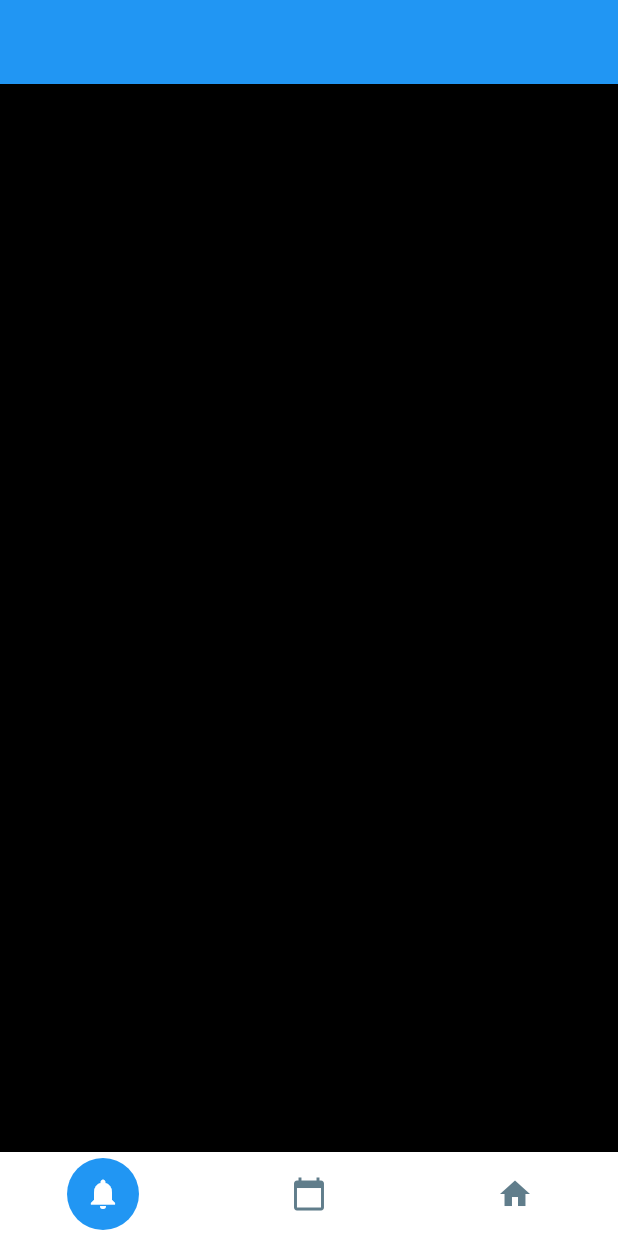
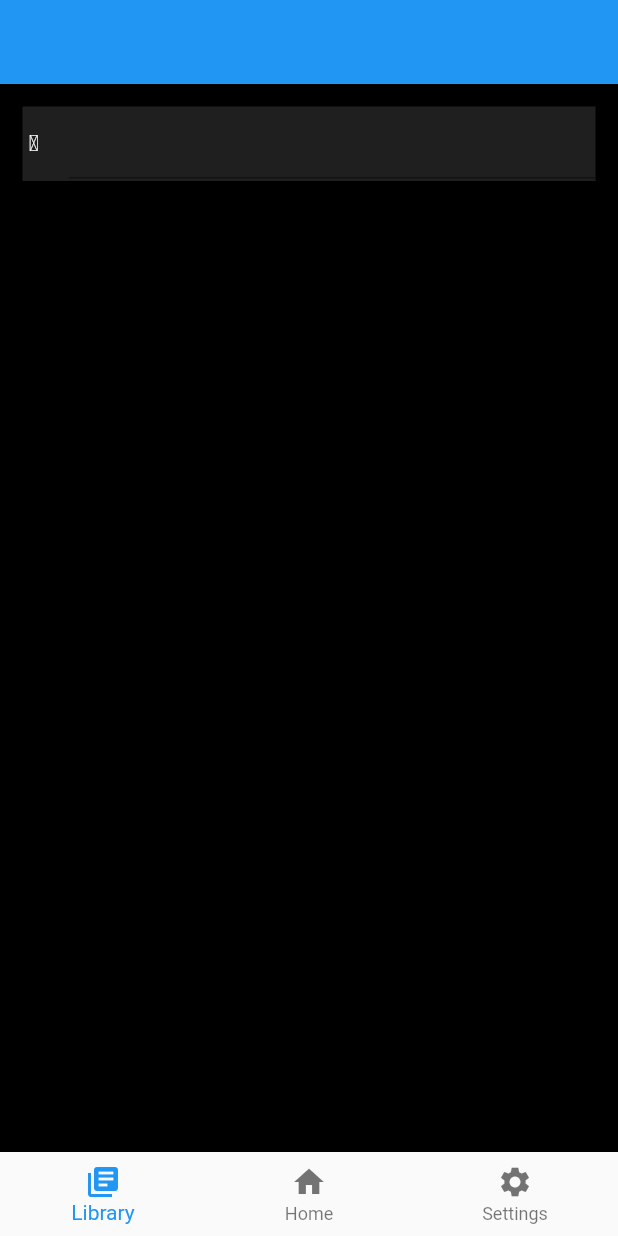
Before and after one commit to souranild/onevid, a Flutter app: the screen it shows after launch, on a phone screen of 412 x 824 dp. Run offline on Flutter 3.47's test engine with Material 2 defaults, Android fonts, the light colour scheme and no system bars; drawn by our look-alikes of flutter_snake_navigationbar.

Commit message:
changed bottom navigation bar (removed the snakeNavigation bar)

```diff
--- a/lib/const.dart
+++ b/lib/const.dart
@@ -3,3 +3,33 @@ import 'package:flutter/material.dart';
 const bgcolor = Color(0xFF000000);
 const fgcolor = Colors.teal;
 const mgcolor = Color(0xFF292929);
+const iconColor = Color(0xFF607d8b);
+
+class NavBar {
+  const NavBar(this.title, this.icon, this.color);
+  final String title;
+  final IconData icon;
+  final MaterialColor color;
+}
+
+const List<NavBar> navBarIcons = <NavBar>[
+  NavBar('Library', Icons.library_books, Colors.teal),
+  NavBar('Home', Icons.home, Colors.cyan),
+  NavBar('Settings', Icons.settings, Colors.orange),
+];
+
+BottomNavigationBar buildNavBar() {
+  return BottomNavigationBar(
+    // onTap: (int index) {
+    //   setState(() {
+    //     _currentIndex = index;
+    //   });
+    // },
+    items: navBarIcons.map((NavBar navBar) {
+      return BottomNavigationBarItem(
+          icon: Icon(navBar.icon),
+          backgroundColor: navBar.color,
+          title: Text(navBar.title));
+    }).toList(),
+  );
+}
--- a/lib/screens/home.dart
+++ b/lib/screens/home.dart
@@ -1,5 +1,6 @@
 import 'package:flutter/material.dart';
 import 'package:flutter_snake_navigationbar/flutter_snake_navigationbar.dart';
+import 'package:onevid/const.dart';
 
 class Home extends StatefulWidget {
   @override
@@ -9,41 +10,46 @@ class Home extends StatefulWidget {
 class _HomeState extends State<Home> {
   @override
   Widget build(BuildContext context) {
+    int _currentIndex;
     return Scaffold(
-      bottomNavigationBar: SnakeNavigationBar.color(
-        // behaviour: snakeBarStyle,
-        // snakeShape: snakeShape,
-        // shape: bottomBarShape,
-        // padding: padding,
-
-        ///configuration for SnakeNavigationBar.color
-        snakeViewColor: Colors.blue,
-        // selectedItemColor: snakeShape == SnakeShape.indicator ? selectedColor : null,
-        unselectedItemColor: Colors.blueGrey,
-
-        ///configuration for SnakeNavigationBar.gradient
-        //snakeViewGradient: selectedGradient,
-        //selectedItemGradient: snakeShape == SnakeShape.indicator ? selectedGradient : null,
-        //unselectedItemGradient: unselectedGradient,
-
-        // showUnselectedLabels: showUnselectedLabels,
-        // showSelectedLabels: showSelectedLabels,
-
-        // currentIndex: _selectedItemPosition,
-        // onTap: (index) => setState(() => _selectedItemPosition = index),
-        items: [
-          BottomNavigationBarItem(
-              icon: Icon(Icons.notifications), label: 'tickets'),
-          BottomNavigationBarItem(
-              icon: Icon(Icons.calendar_today), label: 'calendar'),
-          BottomNavigationBarItem(icon: Icon(Icons.home), label: 'home'),
-        ],
-      ),
       backgroundColor: Colors.black,
       appBar: AppBar(
         backgroundColor: Colors.blue,
         elevation: 0,
       ),
+      body: Column(
+        mainAxisAlignment: MainAxisAlignment.center,
+        children: [
+          Expanded(
+            flex: 1,
+            child: Container(
+              margin: EdgeInsets.fromLTRB(15, 15, 15, 0),
+              color: Color(0xFF1F1F1F),
+              child: TextField(
+                  decoration: InputDecoration(
+                icon: Icon(
+                  IconData(
+                    0xe5d2,
+                  ),
+                  color: Colors.white,
+                  size: 15,
+                ),
+              )),
+            ),
+          ),
+          Expanded(
+              flex: 5,
+              child: Container(
+                color: bgcolor,
+              )),
+          Expanded(
+              flex: 5,
+              child: Container(
+                color: bgcolor,
+              ))
+        ],
+      ),
+      bottomNavigationBar: buildNavBar(),
     );
   }
 }
--- /dev/null
+++ b/lib/screens/settings.dart
@@ -0,0 +1,13 @@
+import 'package:flutter/material.dart';
+
+class SettingsPage extends StatefulWidget {
+  @override
+  _SettingsPageState createState() => _SettingsPageState();
+}
+
+class _SettingsPageState extends State<SettingsPage> {
+  @override
+  Widget build(BuildContext context) {
+    return Container(color: Colors.blue);
+  }
+}
```
Also changed, not shown: pubspec.yaml (+1 -57 lines), lib/screens/library.dart (added).
